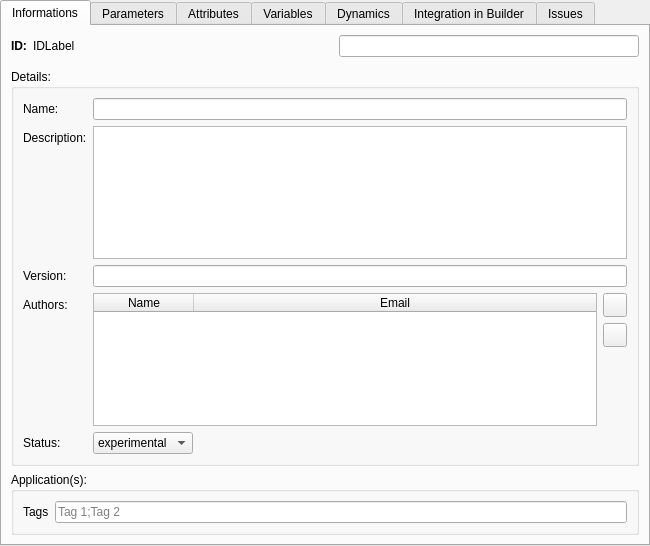
OpenFLUID/openfluid, file src/openfluid/ui/common/SignatureEditorWidget.ui: the form before one commit.
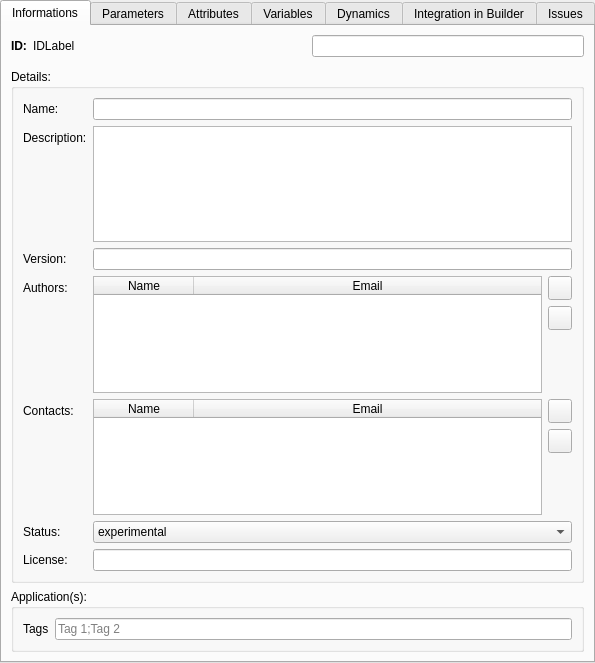
The form after the commit. Custom widgets are drawn as their Qt base class.

Commit message:
Complete signature dialog
* added missing fields for contacts and license

```diff
--- a/src/openfluid/ui/common/SignatureEditorWidget.ui
+++ b/src/openfluid/ui/common/SignatureEditorWidget.ui
@@ -6,8 +6,8 @@
    <rect>
     <x>0</x>
     <y>0</y>
-    <width>650</width>
-    <height>546</height>
+    <width>595</width>
+    <height>663</height>
    </rect>
   </property>
   <property name="windowTitle">
@@ -72,48 +72,178 @@
       <property name="title">
        <string>Details:</string>
       </property>
-      <layout class="QFormLayout" name="formLayout_4">
-       <property name="fieldGrowthPolicy">
-        <enum>QFormLayout::ExpandingFieldsGrow</enum>
-       </property>
-       <item row="0" column="0">
+      <layout class="QFormLayout" name="formLayout">
+       <item row="1" column="0">
         <widget class="QLabel" name="label_2">
          <property name="text">
           <string>Name:</string>
          </property>
         </widget>
        </item>
-       <item row="0" column="1">
-        <widget class="QLineEdit" name="NameEdit"/>
-       </item>
-       <item row="1" column="0">
-        <widget class="QLabel" name="label_5">
-         <property name="text">
-          <string>Description:</string>
-         </property>
-        </widget>
-       </item>
        <item row="1" column="1">
-        <widget class="QTextEdit" name="DescriptionEdit"/>
+        <widget class="QLineEdit" name="NameEdit"/>
        </item>
-       <item row="2" column="0">
+       <item row="9" column="0">
         <widget class="QLabel" name="label_3">
          <property name="text">
           <string>Version:</string>
          </property>
         </widget>
        </item>
-       <item row="2" column="1">
+       <item row="9" column="1">
         <widget class="QLineEdit" name="VersionEdit"/>
        </item>
-       <item row="3" column="0">
+       <item row="11" column="0">
         <widget class="QLabel" name="label_6">
          <property name="text">
           <string>Authors:</string>
          </property>
         </widget>
        </item>
-       <item row="3" column="1">
+       <item row="15" column="0">
+        <widget class="QLabel" name="label_9">
+         <property name="text">
+          <string>Contacts:</string>
+         </property>
+        </widget>
+       </item>
+       <item row="15" column="1">
+        <layout class="QHBoxLayout" name="horizontalLayout_8">
+         <item>
+          <widget class="QTableWidget" name="ContactsTableWidget">
+           <property name="minimumSize">
+            <size>
+             <width>0</width>
+             <height>80</height>
+            </size>
+           </property>
+           <property name="selectionMode">
+            <enum>QAbstractItemView::SingleSelection</enum>
+           </property>
+           <property name="selectionBehavior">
+            <enum>QAbstractItemView::SelectRows</enum>
+           </property>
+           <attribute name="horizontalHeaderStretchLastSection">
+            <bool>true</bool>
+           </attribute>
+           <attribute name="verticalHeaderVisible">
+            <bool>false</bool>
+           </attribute>
+           <attribute name="verticalHeaderHighlightSections">
+            <bool>false</bool>
+           </attribute>
+           <column>
+            <property name="text">
+             <string>Name</string>
+            </property>
+           </column>
+           <column>
+            <property name="text">
+             <string>Email</string>
+            </property>
+           </column>
+          </widget>
+         </item>
+         <item>
+          <layout class="QVBoxLayout" name="verticalLayout_13">
+           <item>
+            <widget class="QPushButton" name="AddContactButton">
+             <property name="sizePolicy">
+              <sizepolicy hsizetype="Fixed" vsizetype="Fixed">
+               <horstretch>0</horstretch>
+               <verstretch>0</verstretch>
+              </sizepolicy>
+             </property>
+             <property name="minimumSize">
+              <size>
+               <width>24</width>
+               <height>24</height>
+              </size>
+             </property>
+             <property name="maximumSize">
+              <size>
+               <width>24</width>
+               <height>24</height>
+              </size>
+             </property>
+             <property name="text">
+              <string/>
+             </property>
+            </widget>
+           </item>
+           <item>
+            <widget class="QPushButton" name="RemoveContactButton">
+             <property name="minimumSize">
+              <size>
+               <width>24</width>
+               <height>24</height>
+              </size>
+             </property>
+             <property name="maximumSize">
+              <size>
+               <width>24</width>
+               <height>24</height>
+              </size>
+             </property>
+             <property name="text">
+              <string/>
+             </property>
+            </widget>
+           </item>
+           <item>
+            <spacer name="verticalSpacer_5">
+             <property name="orientation">
+              <enum>Qt::Vertical</enum>
+             </property>
+             <property name="sizeHint" stdset="0">
+              <size>
+               <width>10</width>
+               <height>20</height>
+              </size>
+             </property>
+            </spacer>
+           </item>
+          </layout>
+         </item>
+        </layout>
+       </item>
+       <item row="16" column="0">
+        <widget class="QLabel" name="label_4">
+         <property name="text">
+          <string>Status:</string>
+         </property>
+        </widget>
+       </item>
+       <item row="16" column="1">
+        <widget class="QComboBox" name="StatusComboBox">
+         <item>
+          <property name="text">
+           <string>experimental</string>
+          </property>
+         </item>
+         <item>
+          <property name="text">
+           <string>beta</string>
+          </property>
+         </item>
+         <item>
+          <property name="text">
+           <string>stable</string>
+          </property>
+         </item>
+        </widget>
+       </item>
+       <item row="18" column="0">
+        <widget class="QLabel" name="label_8">
+         <property name="text">
+          <string>License:</string>
+         </property>
+        </widget>
+       </item>
+       <item row="18" column="1">
+        <widget class="QLineEdit" name="LicenseEdit"/>
+       </item>
+       <item row="11" column="1">
         <layout class="QHBoxLayout" name="horizontalLayout_2">
          <item>
           <widget class="QTableWidget" name="AuthorsTableWidget">
@@ -213,31 +343,15 @@
          </item>
         </layout>
        </item>
-       <item row="4" column="0">
-        <widget class="QLabel" name="label_4">
+       <item row="5" column="0">
+        <widget class="QLabel" name="label_5">
          <property name="text">
-          <string>Status:</string>
+          <string>Description:</string>
          </property>
         </widget>
        </item>
-       <item row="4" column="1">
-        <widget class="QComboBox" name="StatusComboBox">
-         <item>
-          <property name="text">
-           <string>experimental</string>
-          </property>
-         </item>
-         <item>
-          <property name="text">
-           <string>beta</string>
-          </property>
-         </item>
-         <item>
-          <property name="text">
-           <string>stable</string>
-          </property>
-         </item>
-        </widget>
+       <item row="5" column="1">
+        <widget class="QTextEdit" name="DescriptionEdit"/>
        </item>
       </layout>
      </widget>
```
The commit also changes 5 other files.
